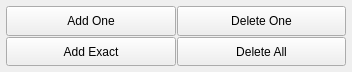
First picture: the form in app/views/templates/PreOrderActionButton.ui, repository rondalefloyd/mts-pos, before the edit.
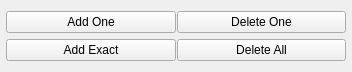
Second picture: the form after the edit.

```diff
--- a/app/views/templates/PreOrderActionButton.ui
+++ b/app/views/templates/PreOrderActionButton.ui
@@ -40,7 +40,7 @@
      <item row="0" column="0">
       <widget class="QPushButton" name="pushButtonAddOne">
        <property name="sizePolicy">
-        <sizepolicy hsizetype="Expanding" vsizetype="Expanding">
+        <sizepolicy hsizetype="Preferred" vsizetype="Fixed">
          <horstretch>0</horstretch>
          <verstretch>0</verstretch>
         </sizepolicy>
@@ -65,7 +65,7 @@
      <item row="0" column="1">
       <widget class="QPushButton" name="pushButtonDeleteOne">
        <property name="sizePolicy">
-        <sizepolicy hsizetype="Expanding" vsizetype="Expanding">
+        <sizepolicy hsizetype="Preferred" vsizetype="Fixed">
          <horstretch>0</horstretch>
          <verstretch>0</verstretch>
         </sizepolicy>
@@ -90,7 +90,7 @@
      <item row="1" column="0">
       <widget class="QPushButton" name="pushButtonAddExact">
        <property name="sizePolicy">
-        <sizepolicy hsizetype="Expanding" vsizetype="Expanding">
+        <sizepolicy hsizetype="Preferred" vsizetype="Fixed">
          <horstretch>0</horstretch>
          <verstretch>0</verstretch>
         </sizepolicy>
@@ -115,7 +115,7 @@
      <item row="1" column="1">
       <widget class="QPushButton" name="pushButtonDeleteAll">
        <property name="sizePolicy">
-        <sizepolicy hsizetype="Expanding" vsizetype="Expanding">
+        <sizepolicy hsizetype="Preferred" vsizetype="Fixed">
          <horstretch>0</horstretch>
          <verstretch>0</verstretch>
         </sizepolicy>
```
